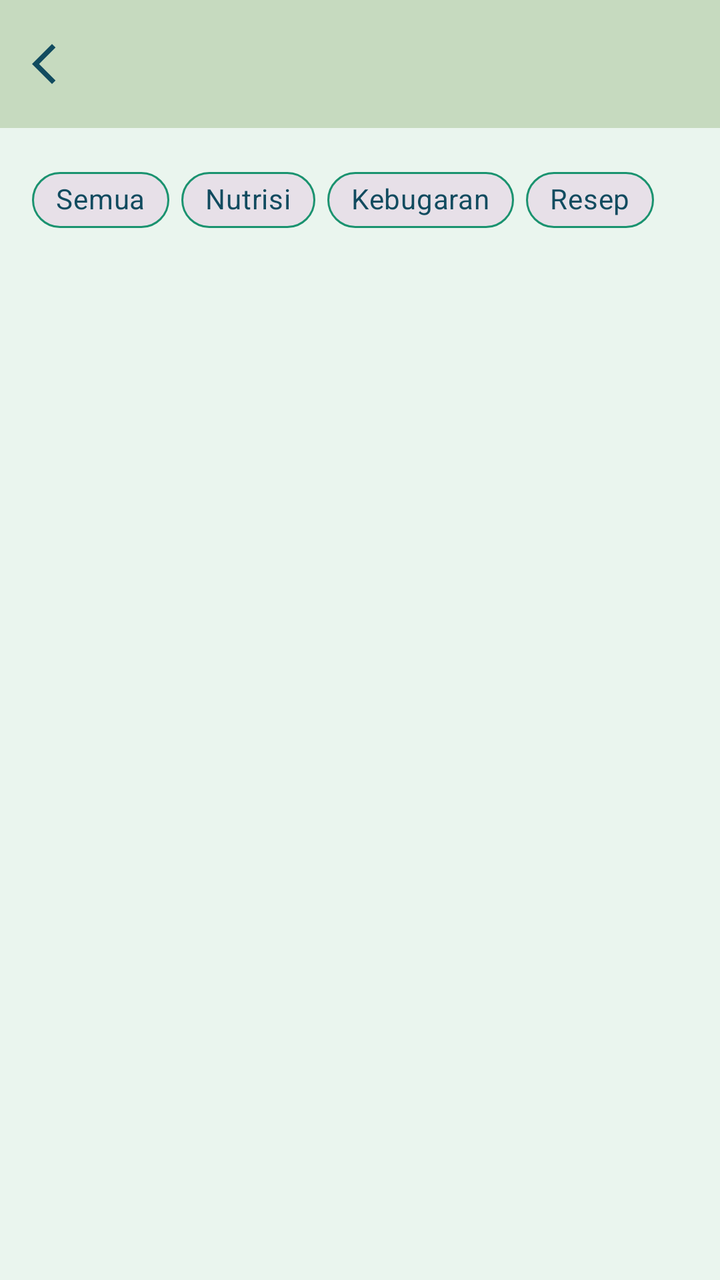
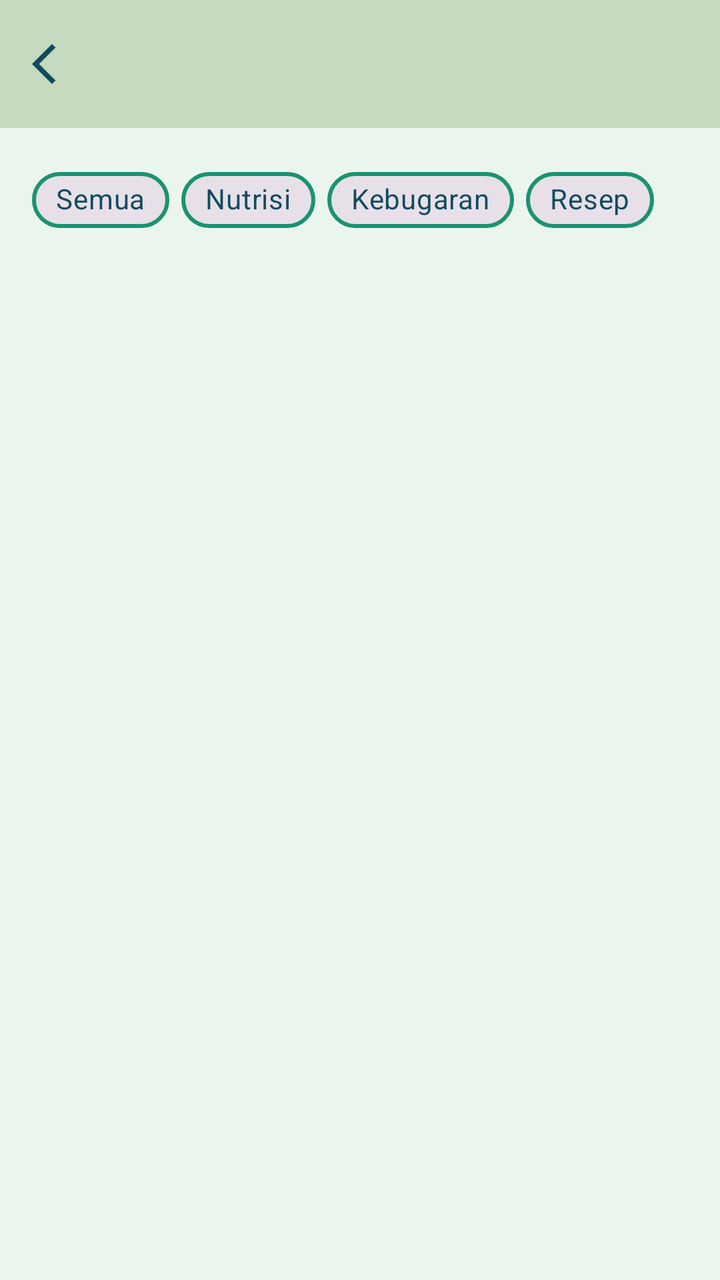

Compare the two renders of this Android layout. The source of the first and the diff that turns it into the second are given below.
<!-- AndroidManifest.xml: application theme Theme.Sherine_TIA -->
<!-- res/layout/fragment_bookmark.xml -->
<?xml version="1.0" encoding="utf-8"?>
<androidx.coordinatorlayout.widget.CoordinatorLayout xmlns:android="http://schemas.android.com/apk/res/android"
    xmlns:app="http://schemas.android.com/apk/res-auto"
    xmlns:tools="http://schemas.android.com/tools"
    android:layout_width="match_parent"
    android:layout_height="match_parent"
    android:background="@color/bgColour"
    tools:context=".Bookmark.BookmarkFragment">

    <com.google.android.material.appbar.AppBarLayout
        android:id="@+id/appBarLayout"
        android:layout_width="match_parent"
        android:layout_height="wrap_content">

        <androidx.appcompat.widget.Toolbar
            android:id="@+id/toolbar"
            android:layout_width="match_parent"
            android:layout_height="?attr/actionBarSize"
            android:background="@color/lightGreen"
            app:navigationIcon="@drawable/outline_arrow_back"
            app:popupTheme="@style/ThemeOverlay.AppCompat.Light"
            app:titleTextColor="@color/blue" />

    </com.google.android.material.appbar.AppBarLayout>

    <androidx.constraintlayout.widget.ConstraintLayout
        android:layout_width="match_parent"
        android:layout_height="match_parent"
        app:layout_behavior="@string/appbar_scrolling_view_behavior">

        <com.google.android.material.chip.ChipGroup
            android:id="@+id/chipGroupKategori"
            android:layout_width="0dp"
            android:layout_height="wrap_content"
            android:layout_marginHorizontal="16dp"
            android:layout_marginTop="12dp"
            app:singleSelection="true"
            app:selectionRequired="true"
            app:chipSpacingHorizontal="6dp"
            app:layout_constraintTop_toTopOf="parent"
            app:layout_constraintStart_toStartOf="parent"
            app:layout_constraintEnd_toEndOf="parent">

            <com.google.android.material.chip.Chip
                android:id="@+id/chipSemua"
                style="@style/Widget.MaterialComponents.Chip.Choice"
                android:layout_width="wrap_content"
                android:layout_height="wrap_content"
                android:text="Semua"
                android:textColor="@color/blue"
                app:chipStrokeColor="@color/green"
                app:chipStrokeWidth="1dp"
                app:chipCornerRadius="20dp"
                app:chipMinHeight="28dp"
                app:checkedIconVisible="false" />

            <com.google.android.material.chip.Chip
                android:id="@+id/chipNutrisi"
                style="@style/Widget.MaterialComponents.Chip.Choice"
                android:layout_width="wrap_content"
                android:layout_height="wrap_content"
                android:text="Nutrisi"
                android:textColor="@color/blue"
                app:chipStrokeColor="@color/green"
                app:chipStrokeWidth="1dp"
                app:chipCornerRadius="20dp"
                app:chipMinHeight="28dp"
                app:checkedIconVisible="false" />

            <com.google.android.material.chip.Chip
                android:id="@+id/chipKebugaran"
                style="@style/Widget.MaterialComponents.Chip.Choice"
                android:layout_width="wrap_content"
                android:layout_height="wrap_content"
                android:text="Kebugaran"
                android:textColor="@color/blue"
                app:chipStrokeColor="@color/green"
                app:chipStrokeWidth="1dp"
                app:chipCornerRadius="20dp"
                app:chipMinHeight="28dp"
                app:checkedIconVisible="false" />

            <com.google.android.material.chip.Chip
                android:id="@+id/chipResep"
                style="@style/Widget.MaterialComponents.Chip.Choice"
                android:layout_width="wrap_content"
                android:layout_height="wrap_content"
                android:text="Resep"
                android:textColor="@color/blue"
                app:chipStrokeColor="@color/green"
                app:chipStrokeWidth="1dp"
                app:chipCornerRadius="20dp"
                app:chipMinHeight="28dp"
                app:checkedIconVisible="false" />

        </com.google.android.material.chip.ChipGroup>

        <GridView
            android:id="@+id/gridArticleItems"
            android:layout_width="0dp"
            android:layout_height="0dp"
            android:layout_marginHorizontal="12dp"
            android:layout_marginTop="12dp"
            android:numColumns="1"
            android:horizontalSpacing="0dp"
            android:verticalSpacing="10dp"
            android:stretchMode="columnWidth"
            android:gravity="center"
            android:clipToPadding="false"
            android:scrollbars="none"
            app:layout_constraintTop_toBottomOf="@id/chipGroupKategori"
            app:layout_constraintBottom_toBottomOf="parent"
            app:layout_constraintStart_toStartOf="parent"
            app:layout_constraintEnd_toEndOf="parent" />

    </androidx.constraintlayout.widget.ConstraintLayout>

</androidx.coordinatorlayout.widget.CoordinatorLayout>
<!-- resources referenced by this layout -->
<resources>
  <color name="bgColour">#EAF5EE</color>
  <color name="blue">#114B5F</color>
  <color name="green">#1A936F</color>
  <color name="lightGreen">#C6DABF</color>
  <!-- drawable outline_arrow_back (drawable) -->
  <vector xmlns:android="http://schemas.android.com/apk/res/android" android:autoMirrored="true" android:height="24dp" android:tint="#114B5F" android:viewportHeight="960" android:viewportWidth="960" android:width="24dp">
        
      <path android:fillColor="@android:color/white" android:pathData="M400,880L0,480L400,80L471,151L142,480L471,809L400,880Z"/>
      
  </vector>
  <style name="Theme.Sherine_TIA" parent="Base.Theme.Sherine_TIA" />
  <style name="Base.Theme.Sherine_TIA" parent="Theme.Material3.DayNight.NoActionBar">
          
          
      </style>
</resources>

<!-- the commit's change to res/layout/fragment_bookmark.xml (unified diff, before → after) -->
@@ -18,7 +18,6 @@
             android:layout_height="?attr/actionBarSize"
             android:background="@color/lightGreen"
             app:navigationIcon="@drawable/outline_arrow_back"
-            app:popupTheme="@style/ThemeOverlay.AppCompat.Light"
             app:titleTextColor="@color/blue" />
 
     </com.google.android.material.appbar.AppBarLayout>
@@ -34,12 +33,12 @@
             android:layout_height="wrap_content"
             android:layout_marginHorizontal="16dp"
             android:layout_marginTop="12dp"
-            app:singleSelection="true"
+            app:chipSpacingHorizontal="6dp"
+            app:layout_constraintEnd_toEndOf="parent"
+            app:layout_constraintStart_toStartOf="parent"
+            app:layout_constraintTop_toTopOf="parent"
             app:selectionRequired="true"
-            app:chipSpacingHorizontal="6dp"
-            app:layout_constraintTop_toTopOf="parent"
-            app:layout_constraintStart_toStartOf="parent"
-            app:layout_constraintEnd_toEndOf="parent">
+            app:singleSelection="true">
 
             <com.google.android.material.chip.Chip
                 android:id="@+id/chipSemua"
@@ -48,11 +47,11 @@
                 android:layout_height="wrap_content"
                 android:text="Semua"
                 android:textColor="@color/blue"
-                app:chipStrokeColor="@color/green"
-                app:chipStrokeWidth="1dp"
+                app:checkedIconVisible="false"
                 app:chipCornerRadius="20dp"
                 app:chipMinHeight="28dp"
-                app:checkedIconVisible="false" />
+                app:chipStrokeColor="@color/green"
+                app:chipStrokeWidth="2dp" />
 
             <com.google.android.material.chip.Chip
                 android:id="@+id/chipNutrisi"
@@ -61,11 +60,14 @@
                 android:layout_height="wrap_content"
                 android:text="Nutrisi"
                 android:textColor="@color/blue"
-                app:chipStrokeColor="@color/green"
-                app:chipStrokeWidth="1dp"
+                app:checkedIconVisible="false"
                 app:chipCornerRadius="20dp"
                 app:chipMinHeight="28dp"
-                app:checkedIconVisible="false" />
+                app:chipStrokeColor="@color/green"
+                app:chipStrokeWidth="2dp"
+                app:closeIcon="@drawable/outline_close_24"
+                app:closeIconVisible="false"
+                app:closeIconTint="@color/blue" />
 
             <com.google.android.material.chip.Chip
                 android:id="@+id/chipKebugaran"
@@ -74,11 +76,14 @@
                 android:layout_height="wrap_content"
                 android:text="Kebugaran"
                 android:textColor="@color/blue"
-                app:chipStrokeColor="@color/green"
-                app:chipStrokeWidth="1dp"
+                app:checkedIconVisible="false"
                 app:chipCornerRadius="20dp"
                 app:chipMinHeight="28dp"
-                app:checkedIconVisible="false" />
+                app:chipStrokeColor="@color/green"
+                app:chipStrokeWidth="2dp"
+                app:closeIcon="@drawable/outline_close_24"
+                app:closeIconVisible="false"
+                app:closeIconTint="@color/blue" />
 
             <com.google.android.material.chip.Chip
                 android:id="@+id/chipResep"
@@ -87,11 +92,14 @@
                 android:layout_height="wrap_content"
                 android:text="Resep"
                 android:textColor="@color/blue"
-                app:chipStrokeColor="@color/green"
-                app:chipStrokeWidth="1dp"
+                app:checkedIconVisible="false"
                 app:chipCornerRadius="20dp"
                 app:chipMinHeight="28dp"
-                app:checkedIconVisible="false" />
+                app:chipStrokeColor="@color/green"
+                app:chipStrokeWidth="2dp"
+                app:closeIcon="@drawable/outline_close_24"
+                app:closeIconVisible="false"
+                app:closeIconTint="@color/blue" />
 
         </com.google.android.material.chip.ChipGroup>
 
@@ -101,17 +109,20 @@
             android:layout_height="0dp"
             android:layout_marginHorizontal="12dp"
             android:layout_marginTop="12dp"
+            android:clipToPadding="false"
+            android:gravity="center"
+            android:horizontalSpacing="0dp"
             android:numColumns="1"
-            android:horizontalSpacing="0dp"
+            android:paddingBottom="20dp"
+            android:scrollbars="none"
+            android:stretchMode="columnWidth"
             android:verticalSpacing="10dp"
-            android:stretchMode="columnWidth"
-            android:gravity="center"
-            android:clipToPadding="false"
-            android:scrollbars="none"
+            app:layout_constraintBottom_toBottomOf="parent"
+            app:layout_constraintEnd_toEndOf="parent"
+            app:layout_constraintHorizontal_bias="0.481"
+            app:layout_constraintStart_toStartOf="parent"
             app:layout_constraintTop_toBottomOf="@id/chipGroupKategori"
-            app:layout_constraintBottom_toBottomOf="parent"
-            app:layout_constraintStart_toStartOf="parent"
-            app:layout_constraintEnd_toEndOf="parent" />
+            app:layout_constraintVertical_bias="0.128" />
 
     </androidx.constraintlayout.widget.ConstraintLayout>
 
<!-- resource entries referenced after the edit -->
@@ -10,6 +10,19 @@
       <path android:fillColor="@android:color/white" android:pathData="M400,880L0,480L400,80L471,151L142,480L471,809L400,880Z"/>
       
   </vector>
+  <!-- drawable outline_close_24 (drawable) -->
+  <vector xmlns:android="http://schemas.android.com/apk/res/android"
+      android:height="24dp"
+      android:tint="#114B5F"
+      android:viewportHeight="960"
+      android:viewportWidth="960"
+      android:width="24dp">
+  
+      <path
+          android:fillColor="@android:color/white"
+          android:pathData="M256,760L200,704L424,480L200,256L256,200L480,424L704,200L760,256L536,480L760,704L704,760L480,536L256,760Z" />
+  
+  </vector>
   <style name="Theme.Sherine_TIA" parent="Base.Theme.Sherine_TIA" />
   <style name="Base.Theme.Sherine_TIA" parent="Theme.Material3.DayNight.NoActionBar">
           
